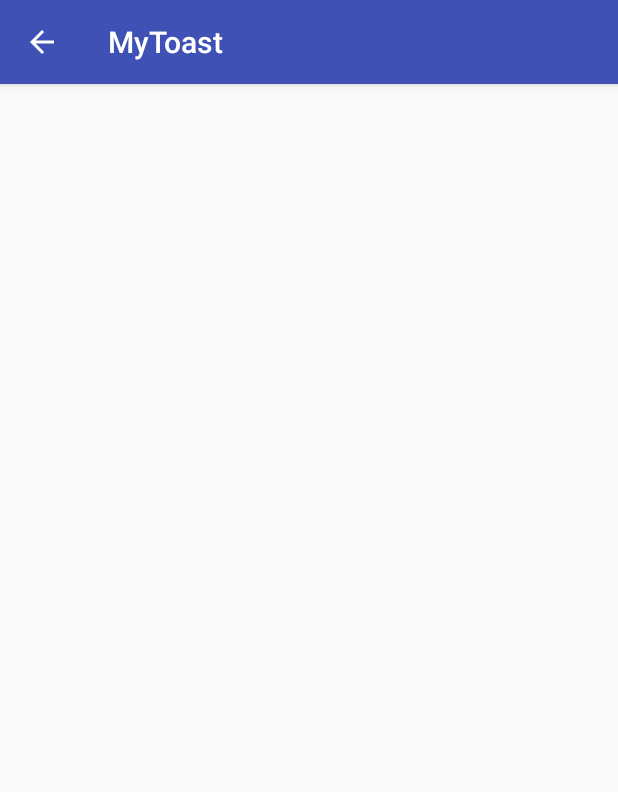
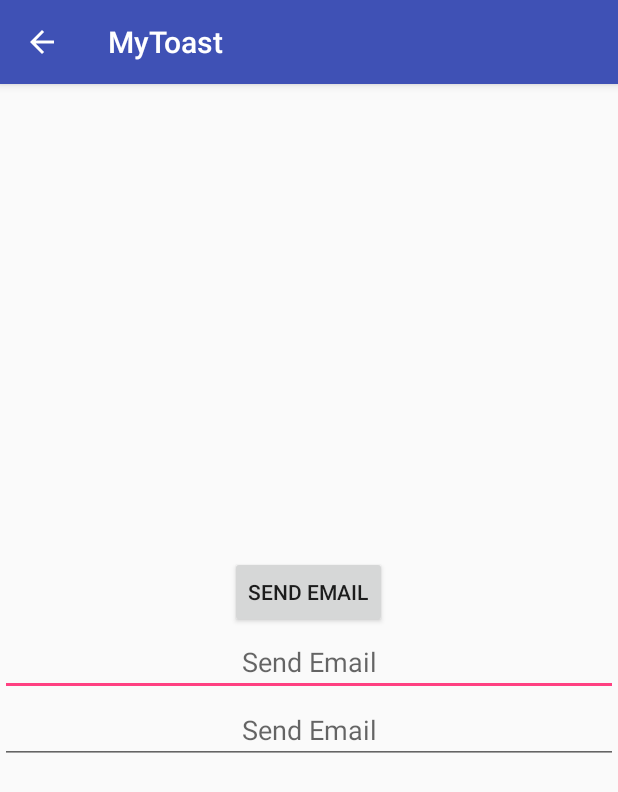
Before and after one commit to nguyenvantoan20111994/notification, an Android app: the mainshow_layout screen opened directly, with no data from a screen before it, on a phone screen of 412 x 824 dp. Shown: the top 792 px of the screen. Run offline under Robolectric (Android 15) with nearby library versions, the phone set to English and light mode, and no system bars.

Commit message:
tadd send mail,autotext

```diff
--- a/app/build.gradle
+++ b/app/build.gradle
@@ -23,4 +23,5 @@ dependencies {
     compile fileTree(dir: 'libs', include: ['*.jar'])
     testCompile 'junit:junit:4.12'
     compile 'com.android.support:appcompat-v7:23.3.0'
+    compile 'com.facebook.android:facebook-android-sdk:[4,5)'
 }
--- a/app/src/main/AndroidManifest.xml
+++ b/app/src/main/AndroidManifest.xml
@@ -1,8 +1,11 @@
 <?xml version="1.0" encoding="utf-8"?>
 <manifest xmlns:android="http://schemas.android.com/apk/res/android"
     package="com.example.toannguyen201194.mytoast">
+    <uses-permission android:name="android.permission.INTERNET"/>
+
 
     <application
+
         android:allowBackup="true"
         android:icon="@mipmap/ic_launcher"
         android:label="@string/app_name"
@@ -11,7 +14,7 @@
         <activity android:name=".MainActivity">
             <intent-filter>
                 <action android:name="android.intent.action.MAIN" />
-
+                <meta-data android:name="com.facebook.sdk.ApplicationId" android:value="@string/facebook_app_id"/>
                 <category android:name="android.intent.category.LAUNCHER" />
             </intent-filter>
         </activity>
--- a/app/src/main/java/com/example/toannguyen201194/mytoast/mainshow_layout.java
+++ b/app/src/main/java/com/example/toannguyen201194/mytoast/mainshow_layout.java
@@ -1,16 +1,56 @@
 package com.example.toannguyen201194.mytoast;
 
+import android.content.Intent;
+import android.net.Uri;
 import android.os.Bundle;
 import android.support.annotation.Nullable;
+import android.support.v4.app.NotificationCompat;
 import android.support.v7.app.AppCompatActivity;
+import android.view.View;
+import android.widget.ArrayAdapter;
+import android.widget.AutoCompleteTextView;
+import android.widget.Button;
+import android.widget.MultiAutoCompleteTextView;
+
+import java.io.IOException;
 
 /**
  * Created by toannguyen201194 on 05/05/2016.
  */
 public class mainshow_layout extends AppCompatActivity {
+    Intent emailintent;
+    AutoCompleteTextView autoCompleteTextView;
+    MultiAutoCompleteTextView multiAutoCompleteTextView;
+    String[]auto={"android","java","html","ruby","css","ios","swift"};
+    ArrayAdapter adapter;
     @Override
     protected void onCreate(@Nullable Bundle savedInstanceState) {
         super.onCreate(savedInstanceState);
         setContentView(R.layout.mainshow_layout);
+        Button btnsend =(Button) findViewById(R.id.btnsend);
+        autoCompleteTextView=(AutoCompleteTextView) findViewById(R.id.txtautext);
+        multiAutoCompleteTextView=(MultiAutoCompleteTextView) findViewById(R.id.mutitext);
+        adapter=new ArrayAdapter(this,android.R.layout.simple_list_item_1,auto);
+        autoCompleteTextView.setAdapter(adapter);
+        autoCompleteTextView.setThreshold(1);
+        multiAutoCompleteTextView.setAdapter(adapter);
+        multiAutoCompleteTextView.setTokenizer(new MultiAutoCompleteTextView.CommaTokenizer());
+        btnsend.setOnClickListener(new View.OnClickListener() {
+            @Override
+            public void onClick(View view) {
+                sendemail();
+            }
+        });
+    }
+    public void sendemail() {
+        emailintent = new Intent(Intent.ACTION_SEND);
+        emailintent.setData(Uri.parse("mailto:"));
+        emailintent.setType("text/plain");
+        emailintent.putExtra(Intent.EXTRA_EMAIL, "");
+        emailintent.putExtra(Intent.EXTRA_CC, "");
+        emailintent.putExtra(Intent.EXTRA_SUBJECT, "Your subject");
+        emailintent.putExtra(Intent.EXTRA_TEXT, "Email message goes here");
+        startActivity(Intent.createChooser(emailintent, "Send email..."));
+        finish();
     }
 }
--- a/app/src/main/res/layout/mainshow_layout.xml
+++ b/app/src/main/res/layout/mainshow_layout.xml
@@ -1,6 +1,27 @@
 <?xml version="1.0" encoding="utf-8"?>
 <LinearLayout xmlns:android="http://schemas.android.com/apk/res/android"
     android:layout_width="match_parent"
+    android:gravity="center"
+    android:orientation="vertical"
     android:layout_height="match_parent">
 
+    <Button
+        android:layout_width="wrap_content"
+        android:layout_height="wrap_content"
+        android:text="@string/btnsendemail"
+        android:id="@+id/btnsend" />
+    <AutoCompleteTextView
+
+        android:layout_width="match_parent"
+        android:layout_height="wrap_content"
+        android:hint="@string/btnsendemail"
+        android:textAlignment="center"
+        android:id="@+id/txtautext"/>
+    <MultiAutoCompleteTextView
+        android:textAlignment="center"
+        android:id="@+id/mutitext"
+        android:hint="@string/btnsendemail"
+        android:layout_width="match_parent"
+        android:layout_height="wrap_content" />
+
 </LinearLayout>
--- a/app/src/main/res/values/strings.xml
+++ b/app/src/main/res/values/strings.xml
@@ -1,4 +1,6 @@
 <resources>
     <string name="app_name">MyToast</string>
     <string name="buttonshow">Hiển Thị Notification</string>
+    <string name="btnsendemail">Send Email</string>
+    <string name="facebook_app_id">235559516803969</string>
 </resources>
--- a/build.gradle
+++ b/build.gradle
@@ -3,6 +3,7 @@
 buildscript {
     repositories {
         jcenter()
+        mavenCentral ()
     }
     dependencies {
         classpath 'com.android.tools.build:gradle:2.0.0'
```
Also changed, not shown: app/src/main/java/com/example/toannguyen201194/mytoast/MainActivity.java (+10 -0 lines).
